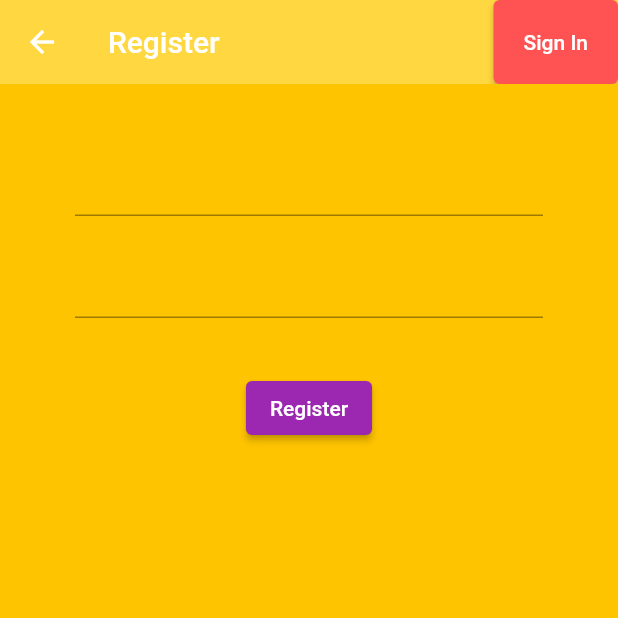
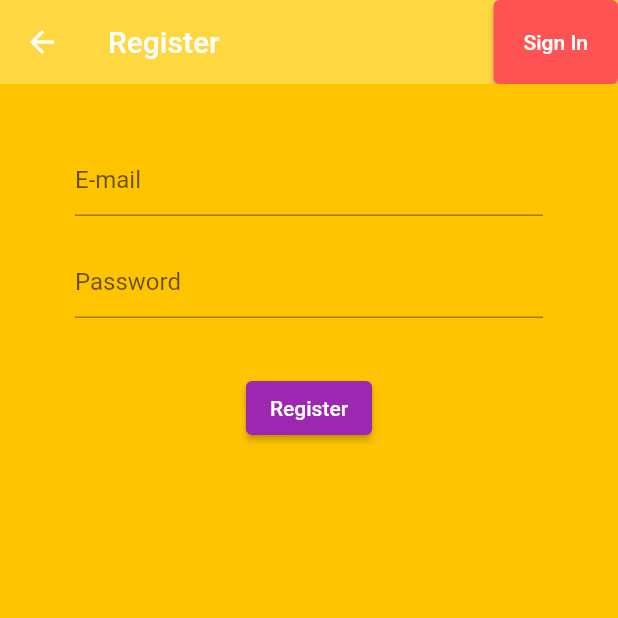
Before and after one commit to NedimRamicevic/portofino, a Flutter app: the Register screen opened directly with empty values, on a phone screen of 412 x 824 dp, the top half of it. Run offline on Flutter 3.47's test engine with Material 2 defaults, Android fonts, the phone set to English and light mode, and no system bars; our stand-ins replace firebase_auth, firebase_core; accounts and stored records are empty.

Commit message:
inputDecoration

```diff
--- a/lib/main.dart
+++ b/lib/main.dart
@@ -1,4 +1,3 @@
-import 'package:firebase_auth/firebase_auth.dart';
 import 'package:flutter/material.dart';
 import 'package:portofino/screens/services/auth.dart';
 import 'package:portofino/screens/wrapper.dart';
--- a/lib/screens/authentication/register.dart
+++ b/lib/screens/authentication/register.dart
@@ -22,27 +22,28 @@ class _RegisterState extends State<Register> {
           ElevatedButton(
               style: ElevatedButton.styleFrom(
                   primary: Colors.redAccent,
-                  padding: EdgeInsets.symmetric(horizontal: 20)),
+                  padding: const EdgeInsets.symmetric(horizontal: 20)),
               onPressed: () {
                 widget.setifSignIn();
               },
-              child: Text("Sign In"))
+              child: const Text("Sign In"))
         ],
         elevation: 0,
-        title: Text("Register"),
+        title: const Text("Register"),
         backgroundColor: Colors.amberAccent,
       ),
       body: Container(
-        padding: EdgeInsets.symmetric(vertical: 20, horizontal: 50),
+        padding: const EdgeInsets.symmetric(vertical: 20, horizontal: 50),
         color: Colors.amberAccent[400],
         child: Form(
             key: _registerKey,
             child: Column(
               children: <Widget>[
-                SizedBox(
+                const SizedBox(
                   height: 20,
                 ),
                 TextFormField(
+                  decoration: InputDecoration(hintText: "E-mail"),
                   validator: (value) =>
                       value!.isEmpty ? "write an email" : null,
                   onChanged: (val) async {
@@ -51,10 +52,11 @@ class _RegisterState extends State<Register> {
                     });
                   },
                 ),
-                SizedBox(
+                const SizedBox(
                   height: 20,
                 ),
                 TextFormField(
+                  decoration: InputDecoration(hintText: "Password"),
                   validator: (value) =>
                       value!.length < 6 ? "at least 6 characters" : null,
                   obscureText: true,
@@ -64,25 +66,24 @@ class _RegisterState extends State<Register> {
                     });
                   },
                 ),
-                SizedBox(
+                const SizedBox(
                   height: 10,
                 ),
                 Text(
                   error,
-                  style: TextStyle(color: Colors.red),
+                  style: const TextStyle(color: Colors.red),
                 ),
-                SizedBox(
+                const SizedBox(
                   height: 10,
                 ),
                 ElevatedButton(
                   style: ElevatedButton.styleFrom(primary: Colors.purple),
-                  child: Text("Register"),
+                  child: const Text("Register"),
                   onPressed: () async {
                     if (_registerKey.currentState!.validate()) {
                       dynamic result = await _auth
                           .createUserWithEmailAndPassword(email, password);
                       if (result == null) {
-                        print("naber");
                         setState(() {
                           error = "enter a valid email";
                         });
--- a/lib/screens/services/auth.dart
+++ b/lib/screens/services/auth.dart
@@ -1,5 +1,4 @@
 import 'package:firebase_auth/firebase_auth.dart';
-import 'package:portofino/models/user.dart';
 
 class AuthService {
   final FirebaseAuth _auth = FirebaseAuth.instance;
@@ -13,7 +12,6 @@ class AuthService {
     try {
       UserCredential result = await _auth.signInAnonymously();
       User user = result.user;
-      print("ben burdayım");
       return user;
     } catch (e) {
       print(e.toString());
@@ -28,7 +26,7 @@ class AuthService {
       UserCredential result = await _auth.signInWithEmailAndPassword(
           email: email, password: password);
       User user = result.user;
-      print("$user Signed In");
+
       return user;
     } catch (e) {
       print(e.toString());
@@ -42,7 +40,6 @@ class AuthService {
       UserCredential result = await _auth.createUserWithEmailAndPassword(
           email: email, password: password);
       User user = result.user;
-      print("$user Registered");
       return user;
     } catch (e) {
       print(e.toString());
--- a/lib/screens/wrapper.dart
+++ b/lib/screens/wrapper.dart
@@ -10,13 +10,12 @@ class Wrapper extends StatelessWidget {
   @override
   Widget build(BuildContext context) {
     final user = Provider.of<User>(context);
-    print("naber $user");
 
     //return Home or Authenticate widget
     if (user == null) {
-      return Authenticate();
+      return const Authenticate();
     } else {
-      return Home();
+      return const Home();
     }
   }
 }
```
Also changed, not shown: lib/screens/authentication/sign_in.dart (+22 -12 lines).
